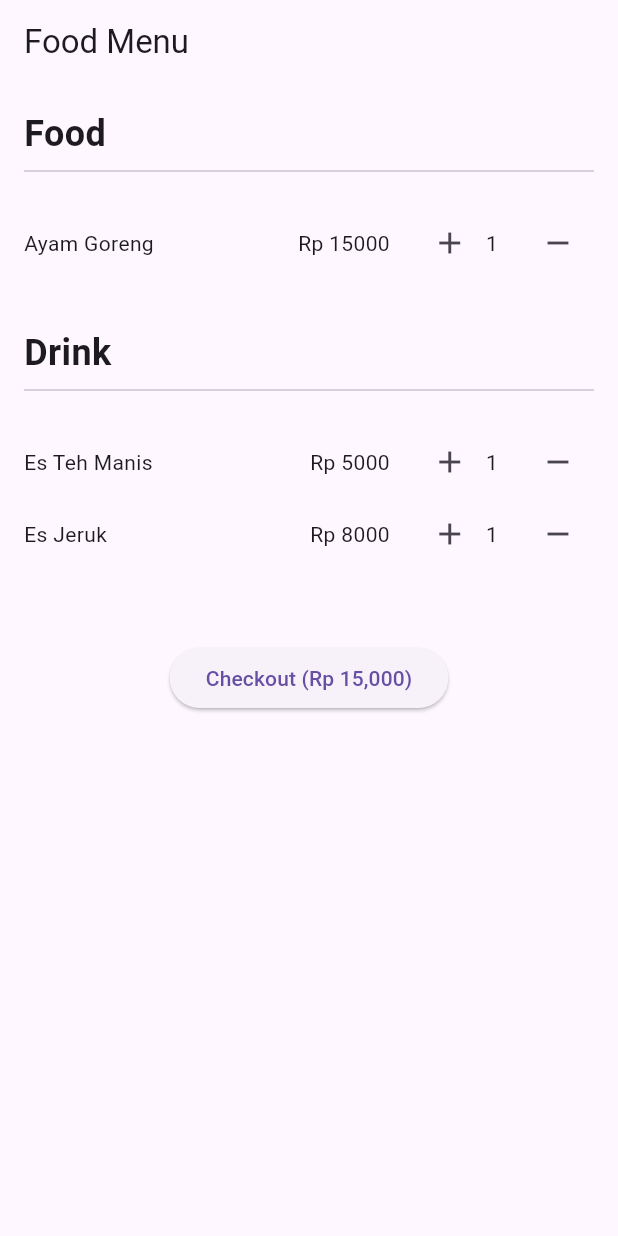
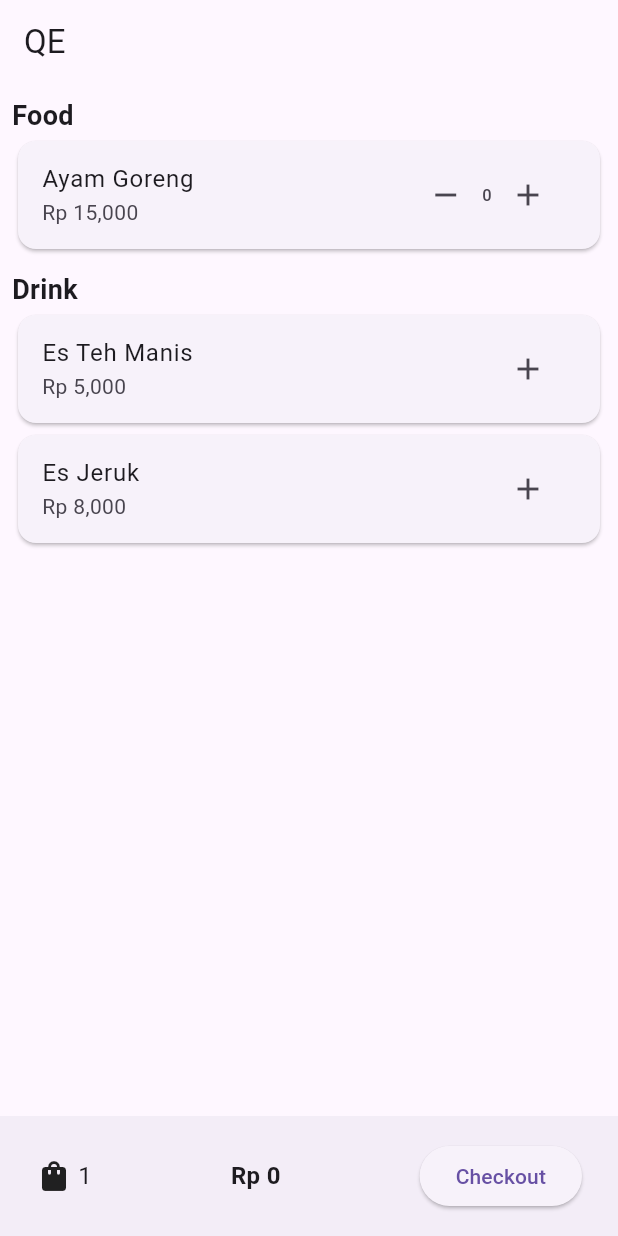
Before and after one commit to meidymahardika/m-queue-eats, a Flutter app: the screen it shows after launch, after a tap on the "remove" icon, on a phone screen of 412 x 824 dp. Run offline on Flutter 3.47's test engine with Material 3 defaults, Android fonts, the phone set to English and light mode, and no system bars.

Commit message:
fix bugs

```diff
--- a/lib/main.dart
+++ b/lib/main.dart
@@ -1,118 +1,140 @@
 import 'package:flutter/material.dart';
 
 void main() {
-  runApp(MyApp());
+  runApp(QEApp());
 }
 
-class MyApp extends StatelessWidget {
+class QEApp extends StatelessWidget {
   @override
   Widget build(BuildContext context) {
     return MaterialApp(
-      title: 'Food Menu',
-      home: MyHomePage(),
+      title: 'QE',
+      theme: ThemeData(
+        primarySwatch: Colors.pink,
+      ),
+      home: QEHomePage(),
     );
   }
 }
 
-class MyHomePage extends StatefulWidget {
+class QEHomePage extends StatefulWidget {
   @override
-  _MyHomePageState createState() => _MyHomePageState();
+  _QEHomePageState createState() => _QEHomePageState();
 }
 
-class _MyHomePageState extends State<MyHomePage> {
+class _QEHomePageState extends State<QEHomePage> {
+  int ayamGorengCount = 1;
+  int totalAmount = 15000;
+
+  void incrementAyamGoreng() {
+    setState(() {
+      ayamGorengCount++;
+      totalAmount += 15000;
+    });
+  }
+
+  void decrementAyamGoreng() {
+    if (ayamGorengCount > 0) {
+      setState(() {
+        ayamGorengCount--;
+        totalAmount -= 15000;
+      });
+    }
+  }
+
   @override
   Widget build(BuildContext context) {
     return Scaffold(
       appBar: AppBar(
-        title: Text('Food Menu'),
+        title: Text('QE'),
       ),
-      body: SingleChildScrollView(
-        child: Column(
-          children: [
-            // Food section
-            Container(
-              padding: EdgeInsets.all(16.0),
-              child: Column(
-                crossAxisAlignment: CrossAxisAlignment.start,
+      body: Padding(
+        padding: const EdgeInsets.all(8.0),
+        child: ListView(
           children: [
             Text('Food',
-                      style: TextStyle(
-                          fontSize: 24.0, fontWeight: FontWeight.bold)),
-                  Divider(),
-                  SizedBox(height: 16.0),
-                  MenuItem(
-                    name: 'Ayam Goreng',
-                    price: 15000,
-                    quantity: 1,
+                style: TextStyle(fontSize: 18, fontWeight: FontWeight.bold)),
+            Card(
+              child: ListTile(
+                // leading: Image.network('https://example.com/ayam_goreng.jpg'),
+                title: Text('Ayam Goreng'),
+                subtitle: Text('Rp 15,000'),
+                trailing: Row(
+                  mainAxisSize: MainAxisSize.min,
+                  children: [
+                    IconButton(
+                      icon: Icon(Icons.remove),
+                      onPressed: decrementAyamGoreng,
+                    ),
+                    Text('$ayamGorengCount'),
+                    IconButton(
+                      icon: Icon(Icons.add),
+                      onPressed: incrementAyamGoreng,
                     ),
                   ],
                 ),
               ),
-
-            // Drink section
-            Container(
-              padding: EdgeInsets.all(16.0),
-              child: Column(
-                crossAxisAlignment: CrossAxisAlignment.start,
-                children: [
+            ),
+            SizedBox(height: 10),
             Text('Drink',
-                      style: TextStyle(
-                          fontSize: 24.0, fontWeight: FontWeight.bold)),
-                  Divider(),
-                  SizedBox(height: 16.0),
-                  MenuItem(
-                    name: 'Es Teh Manis',
-                    price: 5000,
-                    quantity: 1,
+                style: TextStyle(fontSize: 18, fontWeight: FontWeight.bold)),
+            Card(
+              child: ListTile(
+                // leading: Image.network('https://example.com/es_teh_manis.jpg'),
+                title: Text('Es Teh Manis'),
+                subtitle: Text('Rp 5,000'),
+                trailing: IconButton(
+                  icon: Icon(Icons.add),
+                  onPressed: () {
+                    setState(() {
+                      totalAmount += 5000;
+                    });
+                  },
                 ),
-                  MenuItem(
-                    name: 'Es Jeruk',
-                    price: 8000,
-                    quantity: 1,
+              ),
+            ),
+            Card(
+              child: ListTile(
+                // leading: Image.network('https://example.com/es_jeruk.jpg'),
+                title: Text('Es Jeruk'),
+                subtitle: Text('Rp 8,000'),
+                trailing: IconButton(
+                  icon: Icon(Icons.add),
+                  onPressed: () {
+                    setState(() {
+                      totalAmount += 8000;
+                    });
+                  },
+                ),
+              ),
             ),
           ],
         ),
       ),
-
-            // Checkout button
-            SizedBox(height: 32.0),
+      bottomNavigationBar: BottomAppBar(
+        child: Padding(
+          padding: const EdgeInsets.all(8.0),
+          child: Row(
+            mainAxisAlignment: MainAxisAlignment.spaceBetween,
+            children: [
+              Row(
+                children: [
+                  Icon(Icons.shopping_bag),
+                  SizedBox(width: 4),
+                  Text('1', style: TextStyle(fontSize: 16)),
+                ],
+              ),
+              Text('Rp $totalAmount',
+                  style: TextStyle(fontSize: 16, fontWeight: FontWeight.bold)),
               ElevatedButton(
                 onPressed: () {},
-              child: Text('Checkout (Rp 15,000)'),
+                child: Text('Checkout'),
+                // style: ElevatedButton.styleFrom(backgroundColor: Colors.pink),
               ),
             ],
+          ),
         ),
       ),
     );
   }
 }
-
-class MenuItem extends StatelessWidget {
-  final String name;
-  final int price;
-  final int quantity;
-
-  MenuItem({required this.name, required this.price, required this.quantity});
-
-  @override
-  Widget build(BuildContext context) {
-    return Row(
-      children: [
-        Text(name),
-        Spacer(),
-        Text('Rp $price'),
-        SizedBox(width: 16.0),
-        IconButton(
-          icon: Icon(Icons.add),
-          onPressed: () {},
-        ),
-        Text('$quantity'),
-        SizedBox(width: 16.0),
-        IconButton(
-          icon: Icon(Icons.remove),
-          onPressed: () {},
-        ),
-      ],
-    );
-  }
-}
```
Lines whose indentation alone changed are shown as unchanged.
